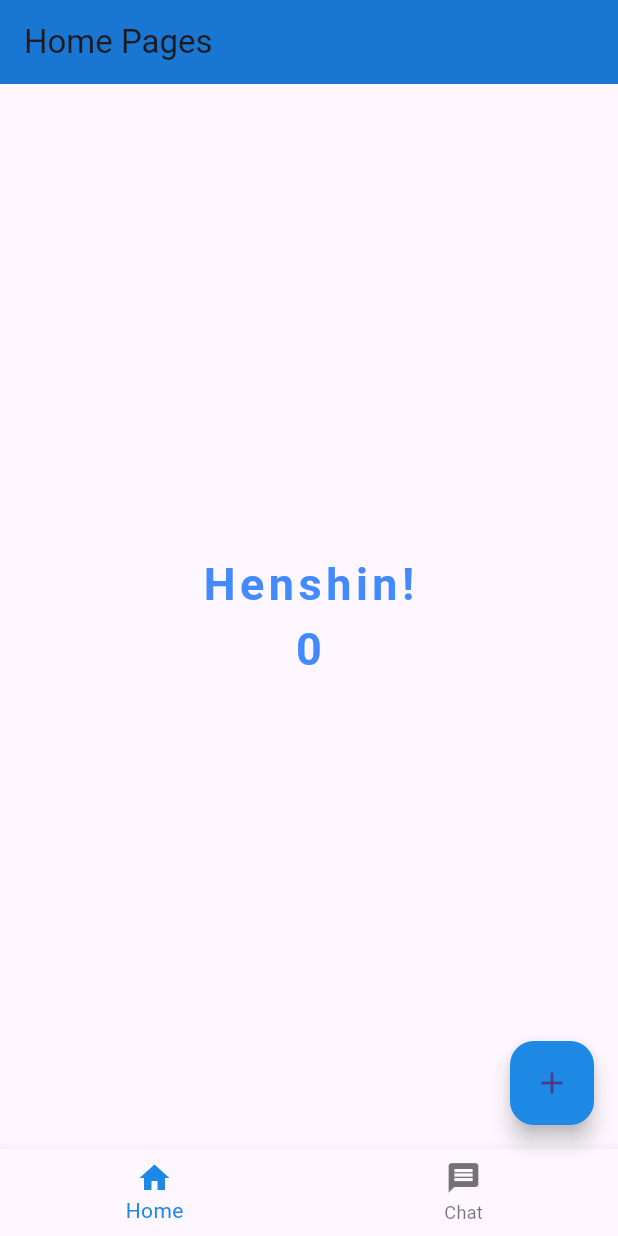
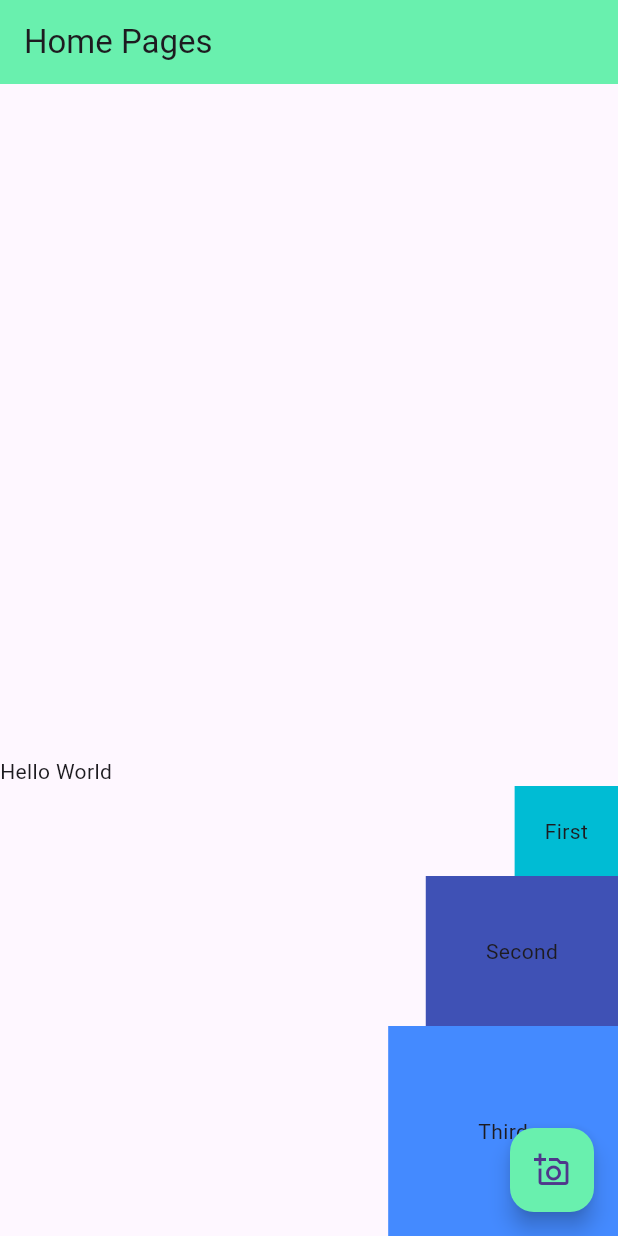
Before and after one commit to yotakeys/test-flutter-ppb, a Flutter app: the screen it shows after launch, on a phone screen of 412 x 824 dp. Run offline on Flutter 3.47's test engine with Material 3 defaults, Android fonts, the phone set to English and light mode, and no system bars.

Commit message:
feat: add row column implementation

```diff
--- a/lib/main.dart
+++ b/lib/main.dart
@@ -12,73 +12,124 @@ class MainApp extends StatefulWidget {
 }
 
 class MainAppState extends State<MainApp> {
-  int _selectedIndex = 0;
-  int counter = 0;
+  // int _selectedIndex = 0;
+  // int counter = 0;
 
-  void incrementCounter() {
-    setState(() {
-      counter++;
-    });
-  }
+  // void incrementCounter() {
+  //   setState(() {
+  //     counter++;
+  //   });
+  // }
 
   @override
   Widget build(BuildContext context) {
     return MaterialApp(
+        // home: Scaffold(
+        //   appBar: AppBar(
+        //     backgroundColor: Colors.blue[700],
+        //     title: const Text('Home Pages'),
+        //   ),
+        //   body: Center(
+        //     child: Column(
+        //       mainAxisAlignment: MainAxisAlignment.center,
+        //       children: [
+        //         const Text(
+        //           'Henshin!',
+        //           style: TextStyle(
+        //             fontSize: 30,
+        //             fontWeight: FontWeight.bold,
+        //             letterSpacing: 3,
+        //             color: Colors.blueAccent,
+        //           ),
+        //         ),
+        //         Text(
+        //           '$counter',
+        //           style: const TextStyle(
+        //             fontSize: 30,
+        //             fontWeight: FontWeight.bold,
+        //             letterSpacing: 3,
+        //             color: Colors.blueAccent,
+        //           ),
+        //         ),
+        //       ],
+        //     ),
+        //   ),
+        //   bottomNavigationBar: BottomNavigationBar(
+        //     items: const <BottomNavigationBarItem>[
+        //       BottomNavigationBarItem(
+        //         icon: Icon(Icons.home),
+        //         label: 'Home',
+        //       ),
+        //       BottomNavigationBarItem(
+        //         icon: Icon(Icons.message),
+        //         label: 'Chat',
+        //       ),
+        //     ],
+        //     currentIndex: _selectedIndex,
+        //     selectedItemColor: Colors.blue[600],
+        //     onTap: (int index) {
+        //       setState(() {
+        //         _selectedIndex = index;
+        //       });
+        //     },
+        //   ),
+        //   floatingActionButton: FloatingActionButton(
+        //     backgroundColor: Colors.blue[600],
+        //     onPressed: incrementCounter,
+        //     child: const Icon(Icons.add),
+        //   ),
+        // ),
         home: Scaffold(
       appBar: AppBar(
-          backgroundColor: Colors.blue[700],
+        backgroundColor: Colors.greenAccent[200],
         title: const Text('Home Pages'),
       ),
-        body: Center(
-          child: Column(
-            mainAxisAlignment: MainAxisAlignment.center,
-            children: [
-              const Text(
-                'Henshin!',
-                style: TextStyle(
-                  fontSize: 30,
-                  fontWeight: FontWeight.bold,
-                  letterSpacing: 3,
+      // body: Row(
+      //   mainAxisAlignment: MainAxisAlignment.spaceAround,
+      //   crossAxisAlignment: CrossAxisAlignment.end,
+      //   children:
+      //     <Widget>[
+      //       Text('Hello World'),
+      //       FloatingActionButton(
+      //         onPressed: () {},
+      //         backgroundColor: Colors.amber,
+      //         child: Text('Click Me'),
+      //       ),
+      //       Container(
+      //         color: Colors.red,
+      //         padding: EdgeInsets.all(30),
+      //         child: Text('Indside Container'),
+      //       )
+      //     ],
+      // ),
+      body: Column(
+        mainAxisAlignment: MainAxisAlignment.end,
+        crossAxisAlignment: CrossAxisAlignment.end,
+        children: <Widget>[
+          const Row(
+            children: <Widget>[Text('Hello'), Text(' World')],
+          ),
+          Container(
+              padding: const EdgeInsets.all(20),
+              color: Colors.cyan,
+              child: const Text('First')),
+          Container(
+              padding: const EdgeInsets.all(40),
+              color: Colors.indigo,
+              child: const Text('Second')),
+          Container(
+              padding: const EdgeInsets.all(60),
               color: Colors.blueAccent,
-                ),
-              ),
-              Text(
-                '$counter',
-                style: const TextStyle(
-                  fontSize: 30,
-                  fontWeight: FontWeight.bold,
-                  letterSpacing: 3,
-                  color: Colors.blueAccent,
-                ),
-              ),
+              child: const Text('Third'))
         ],
       ),
+      floatingActionButton: FloatingActionButton(
+        backgroundColor: Colors.greenAccent[200],
+        onPressed: () {
+          print('Hello World!');
+        },
+        child: const Icon(Icons.add_a_photo_outlined),
       ),
-        bottomNavigationBar: BottomNavigationBar(
-          items: const <BottomNavigationBarItem>[
-            BottomNavigationBarItem(
-              icon: Icon(Icons.home),
-              label: 'Home',
-            ),
-            BottomNavigationBarItem(
-              icon: Icon(Icons.message),
-              label: 'Chat',
-            ),
-          ],
-          currentIndex: _selectedIndex,
-          selectedItemColor: Colors.blue[600],
-          onTap: (int index) {
-            setState(() {
-              _selectedIndex = index;
-            });
-          },
-        ),
-        floatingActionButton: FloatingActionButton(
-          backgroundColor: Colors.blue[600],
-          onPressed: incrementCounter,
-          child: const Icon(Icons.add),
-        ),
-      ),
-    );
+    ));
   }
 }
```
Lines whose indentation alone changed are shown as unchanged.
